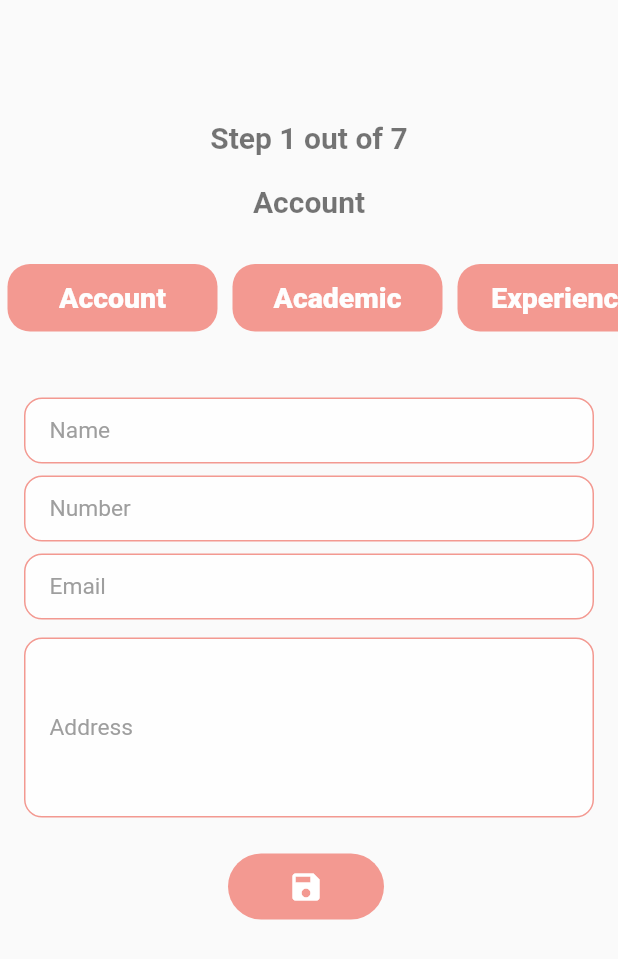
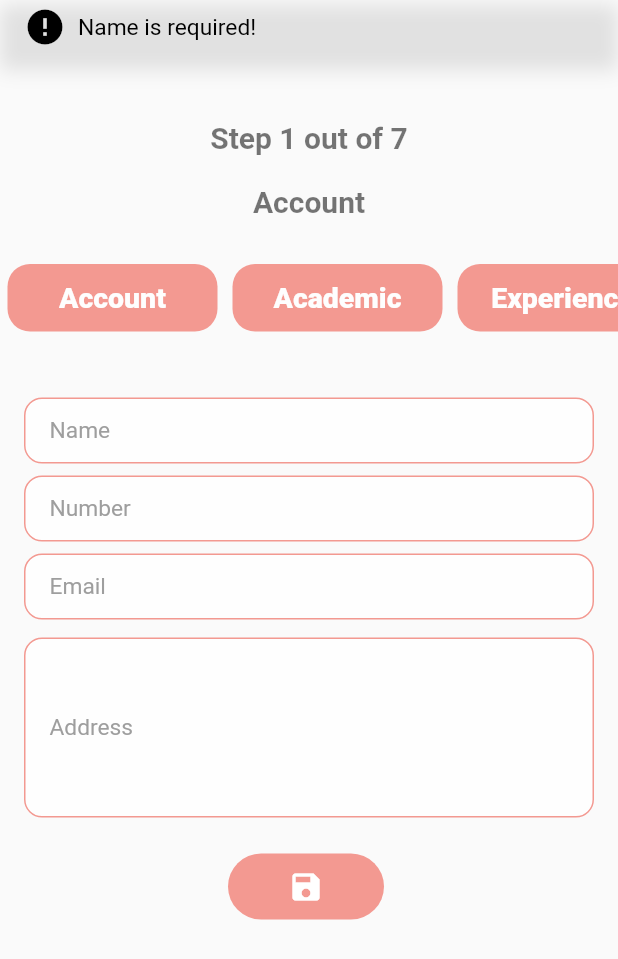
Before and after one commit to zarif785/resume-maker, a Flutter app: the ResumeCreateNew screen opened by its route, after a tap on the "save" icon, on a phone screen of 412 x 824 dp. Shown: the top 959 px of the screen. Run offline on Flutter 3.47's test engine with Material 2 defaults, Android fonts, the light colour scheme and no system bars; our stand-ins replace flutter_screenutil, flutter_spinkit, image_cropper, image_picker, shared_preferences, signature; accounts and stored records are empty.

```diff
--- a/lib/module/resume_Create/screen/new_create_screen.dart
+++ b/lib/module/resume_Create/screen/new_create_screen.dart
@@ -198,7 +198,7 @@ class _ResumeContentState extends State<ResumeContent> with ResumeCreateService{
                 Padding(
                   padding: const EdgeInsets.all(16.0),
                   child: CircularButton(onTap:(){
-                    if(validateAccountFormData("asdasd", "asdasd","asdasd")){
+                    if(validateAccountFormData(x.accountsModel.name!, x.accountsModel.address!, x.accountsModel.name!)){
 
                     }
                   }, child: Icon(Icons.save,color: Colors.white,)),
```
